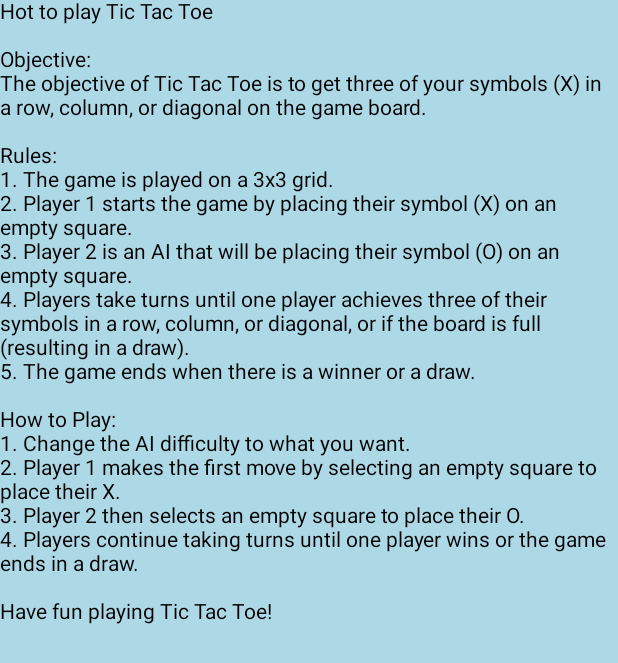
After one commit to Brain-Boost/brain-boost, an Android app built with Jetpack Compose: the TTTHowToPlay screen opened directly, with no data from a screen before it, on a phone screen of 412 x 824 dp. The commit adds this screen. Shown: the top 663 px of the screen. Run offline under Robolectric (Android 15) with nearby library versions, the phone set to English and light mode, and no system bars; network calls fail.

Commit message:
Completed the How to Play for the Tic Tac Toe game.

```diff
--- a/app/src/main/AndroidManifest.xml
+++ b/app/src/main/AndroidManifest.xml
@@ -44,6 +44,10 @@
             android:label="MemoryGame"
             android:theme="@style/Theme.brainboost" />
         <activity
+            android:name=".games.ttt.TTTHowToPlay"
+            android:exported="true"
+            android:theme="@style/Theme.brainboost"/>
+        <activity
             android:name=".HomePage"
             android:exported="true"
             android:theme="@style/Theme.brainboost">
--- /dev/null
+++ b/app/src/main/java/com/example/brainboost/games/ttt/TTTHowToPlay.kt
@@ -0,0 +1,42 @@
+package com.example.brainboost.games.ttt
+
+import android.os.Bundle
+import androidx.activity.ComponentActivity
+import androidx.activity.compose.setContent
+import androidx.compose.material3.Text
+import androidx.compose.runtime.Composable
+
+class TTTHowToPlay : ComponentActivity() {
+    override fun onCreate(savedInstanceState: Bundle?) {
+        super.onCreate(savedInstanceState)
+        setContent {
+            HTP()
+        }
+    }
+            @Composable
+            fun HTP() {
+                Text(
+                    text = """
+                Hot to play Tic Tac Toe
+
+                Objective:
+                The objective of Tic Tac Toe is to get three of your symbols (X) in a row, column, or diagonal on the game board.
+
+                Rules:
+                1. The game is played on a 3x3 grid.
+                2. Player 1 starts the game by placing their symbol (X) on an empty square.
+                3. Player 2 is an AI that will be placing their symbol (O) on an empty square.
+                4. Players take turns until one player achieves three of their symbols in a row, column, or diagonal, or if the board is full (resulting in a draw).
+                5. The game ends when there is a winner or a draw.
+
+                How to Play:
+                1. Change the AI difficulty to what you want.
+                2. Player 1 makes the first move by selecting an empty square to place their X.
+                3. Player 2 then selects an empty square to place their O.
+                4. Players continue taking turns until one player wins or the game ends in a draw.
+
+                Have fun playing Tic Tac Toe!
+            """.trimIndent()
+                )
+            }
+}
--- a/app/src/main/java/com/example/brainboost/nav/DrawerUtils.kt
+++ b/app/src/main/java/com/example/brainboost/nav/DrawerUtils.kt
@@ -19,6 +19,7 @@ import androidx.compose.ui.platform.LocalDensity
 import com.example.brainboost.ui.theme.Colors
 import com.example.brainboost.HomePage
 import com.example.brainboost.AlarmClock
+import com.example.brainboost.games.ttt.TTTHowToPlay
 import com.example.brainboost.memoryGame.memoryFeature.presentation.MemoryGame
 import com.example.brainboost.ui.theme.TicTacToeOpener
 import com.example.brainboost.ui.theme.WurdleGame
@@ -62,6 +63,9 @@ fun FlexibleDrawer(
                         }
                         "Wurdle" -> {
                             context.startActivity(Intent(context, WurdleGame::class.java))
+                        }
+                        "How to Play" -> {
+                            context.startActivity(Intent(context, TTTHowToPlay::class.java))
                         }
                         // Add other cases for different navigation items
                     }
--- a/app/src/main/java/com/example/brainboost/ui/theme/TicTacToeOpener.kt
+++ b/app/src/main/java/com/example/brainboost/ui/theme/TicTacToeOpener.kt
@@ -8,6 +8,7 @@ import androidx.compose.foundation.layout.fillMaxSize
 import androidx.compose.foundation.layout.padding
 import androidx.compose.material.icons.Icons
 import androidx.compose.material.icons.filled.Home
+import androidx.compose.material.icons.filled.Info
 import androidx.compose.material.icons.filled.Menu
 import androidx.compose.material.icons.filled.Notifications
 import androidx.compose.material.icons.filled.PlayArrow
@@ -41,7 +42,8 @@ class TicTacToeOpener : ComponentActivity() {
                 NavigationItem("Home", Icons.Filled.Home),
                 NavigationItem("Alarms", Icons.Filled.Notifications),
                 NavigationItem("Memory-Game", Icons.Filled.PlayArrow),
-                NavigationItem("Wurdle", Icons.Filled.PlayArrow)
+                NavigationItem("Wurdle", Icons.Filled.PlayArrow),
+                NavigationItem("How to Play", Icons.Filled.Info)
                 // Add other items here...
             )
             val selectedItem = items.first()
```
Also changed, not shown: 1 other file.
